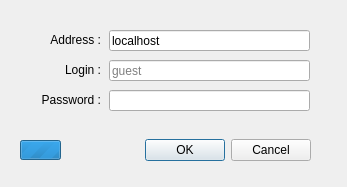
Above: drconnectdialog.ui from nark/Deriv before the change. Below: the same form after it.
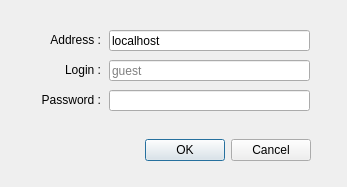
That is the form after the change.

```diff
--- a/drconnectdialog.ui
+++ b/drconnectdialog.ui
@@ -140,40 +140,6 @@
     <set>Qt::AlignRight|Qt::AlignTrailing|Qt::AlignVCenter</set>
    </property>
   </widget>
-  <widget class="QProgressBar" name="progressBar">
-   <property name="enabled">
-    <bool>true</bool>
-   </property>
-   <property name="geometry">
-    <rect>
-     <x>20</x>
-     <y>140</y>
-     <width>41</width>
-     <height>20</height>
-    </rect>
-   </property>
-   <property name="sizePolicy">
-    <sizepolicy hsizetype="Expanding" vsizetype="Minimum">
-     <horstretch>0</horstretch>
-     <verstretch>0</verstretch>
-    </sizepolicy>
-   </property>
-   <property name="maximum">
-    <number>0</number>
-   </property>
-   <property name="value">
-    <number>-1</number>
-   </property>
-   <property name="orientation">
-    <enum>Qt::Horizontal</enum>
-   </property>
-   <property name="invertedAppearance">
-    <bool>false</bool>
-   </property>
-   <property name="textDirection">
-    <enum>QProgressBar::TopToBottom</enum>
-   </property>
-  </widget>
  </widget>
  <resources/>
  <connections>
```
